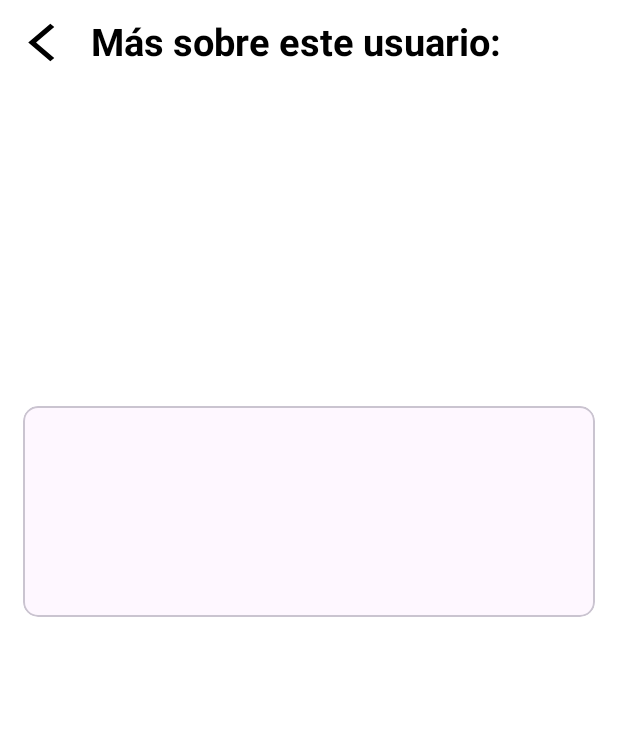
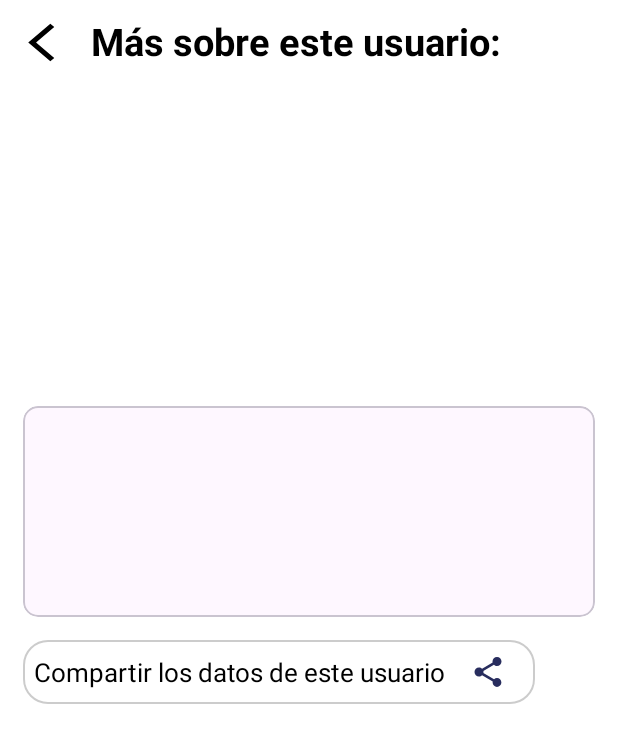
Before and after one commit to Kikiriki070204/Users, an Android app: the layout activity_user_data.xml on its own in the app's theme, with its tools: preview values and no code run, on a phone screen of 412 x 824 dp. Shown: the top 743 px of the screen. Run offline under Robolectric (Android 15) with nearby library versions, the phone set to English and light mode, and no system bars.

```diff
--- a/app/src/main/java/com/example/examenprueba1/MainActivity.java
+++ b/app/src/main/java/com/example/examenprueba1/MainActivity.java
@@ -77,6 +77,8 @@ public class MainActivity extends AppCompatActivity implements UserListener {
 
     @Override
     public void OnClick(UserModel user) {
+
+        String mensaje = user.userData(user);
         String street  = user.getLocation().getStreet().str() + ", " + user.getLocation().getCity();
         String stct = user.getLocation().getState() + ", " + user.getLocation().getCountry();
         String phone  = user.getPhone().toString();
@@ -87,6 +89,7 @@ public class MainActivity extends AppCompatActivity implements UserListener {
         data.putExtra("stct", stct);
         data.putExtra("phone", phone);
         data.putExtra("picture", picture);
+        data.putExtra("mensaje", mensaje);
         startActivity(data);
     }
 }
--- /dev/null
+++ b/app/src/main/res/drawable/baseline_share_24.xml
@@ -0,0 +1,5 @@
+<vector android:height="24dp" android:tint="#282D5E"
+    android:viewportHeight="24" android:viewportWidth="24"
+    android:width="24dp" xmlns:android="http://schemas.android.com/apk/res/android">
+    <path android:fillColor="@android:color/white" android:pathData="M18,16.08c-0.76,0 -1.44,0.3 -1.96,0.77L8.91,12.7c0.05,-0.23 0.09,-0.46 0.09,-0.7s-0.04,-0.47 -0.09,-0.7l7.05,-4.11c0.54,0.5 1.25,0.81 2.04,0.81 1.66,0 3,-1.34 3,-3s-1.34,-3 -3,-3 -3,1.34 -3,3c0,0.24 0.04,0.47 0.09,0.7L8.04,9.81C7.5,9.31 6.79,9 6,9c-1.66,0 -3,1.34 -3,3s1.34,3 3,3c0.79,0 1.5,-0.31 2.04,-0.81l7.12,4.16c-0.05,0.21 -0.08,0.43 -0.08,0.65 0,1.61 1.31,2.92 2.92,2.92 1.61,0 2.92,-1.31 2.92,-2.92s-1.31,-2.92 -2.92,-2.92z"/>
+</vector>
--- /dev/null
+++ b/app/src/main/res/drawable/rounded.xml
@@ -0,0 +1,10 @@
+<?xml version="1.0" encoding="utf-8"?>
+<shape xmlns:android="http://schemas.android.com/apk/res/android" android:shape="rectangle">
+    <solid android:color="#FFFFFF" /> <corners android:radius="16dp" /> <stroke
+    android:width="1dp" android:color="#CCCCCC" /> <padding
+    android:left="3dp"
+    android:top="3dp"
+    android:right="3dp"
+    android:bottom="3dp" />
+
+</shape>
--- a/app/src/main/res/layout/activity_user_data.xml
+++ b/app/src/main/res/layout/activity_user_data.xml
@@ -118,6 +118,49 @@
 
         </com.google.android.material.card.MaterialCardView>
 
+     <LinearLayout
+         android:layout_width="match_parent"
+         android:layout_height="wrap_content"
+         android:layout_marginTop="15dp">
+         <LinearLayout
+             android:id="@+id/contact"
+             android:layout_width="wrap_content"
+             android:layout_height="wrap_content"
+             android:orientation="horizontal"
+             android:background="@drawable/rounded"
+             android:padding="5dp">
+             <LinearLayout
+             android:id="@+id/share"
+             android:layout_width="wrap_content"
+             android:layout_height="wrap_content"
+             android:layout_marginTop="2dp"
+             android:padding="2dp"
+             android:layout_toStartOf="@+id/icon"
+             android:orientation="vertical">
+
+             <TextView
+                 android:id="@+id/textContact"
+                 android:layout_height="wrap_content"
+                 android:layout_width="wrap_content"
+                 android:layout_marginBottom="2dp"
+                 android:textColor="@color/black"
+                 android:textSize="17sp"
+                 android:text="Compartir los datos de este usuario"
+                 ></TextView>
+         </LinearLayout>
+             <ImageView
+                 android:id="@+id/iconShare"
+                 android:layout_width="wrap_content"
+                 android:layout_height="wrap_content"
+                 android:layout_alignParentRight="true"
+                 android:layout_gravity="center"
+                 android:paddingLeft="14dp"
+                 android:paddingRight="14dp"
+                 android:src="@drawable/baseline_share_24"></ImageView>
+         </LinearLayout>
+
+     </LinearLayout>
+
 
     </LinearLayout>
 
```
Also changed, not shown: app/src/main/java/com/example/examenprueba1/models/UserModel.java (+15 -0 lines), app/src/main/java/com/example/examenprueba1/views/UserData.java (+20 -2 lines).
